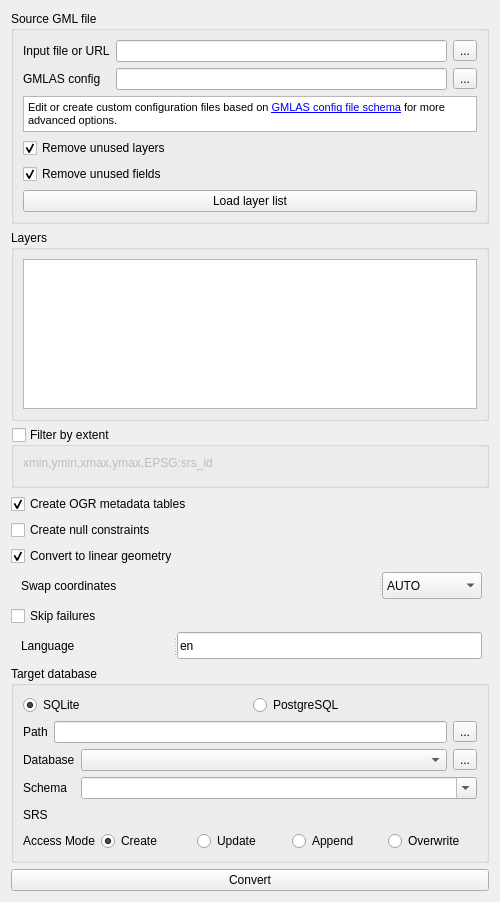
Qt form gml_application_schema_toolbox/ui/import_gmlas_panel.ui (BRGM/gml_application_schema_toolbox) before a commit.
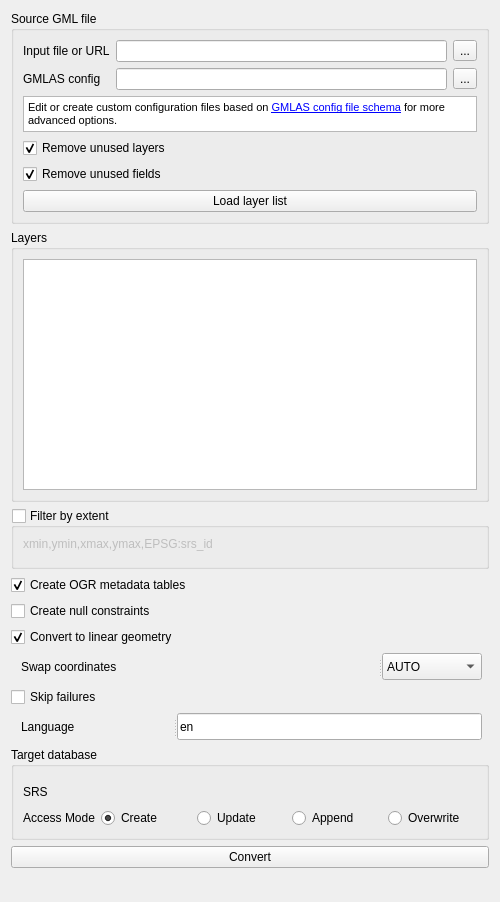
The same form after that commit. Custom widgets are drawn as their Qt base class.

Commit message: Use DatabaseWidget in ImportGmlasPanel

The edit to the form file:
```diff
--- a/gml_application_schema_toolbox/ui/import_gmlas_panel.ui
+++ b/gml_application_schema_toolbox/ui/import_gmlas_panel.ui
@@ -367,131 +367,7 @@
      </property>
      <layout class="QVBoxLayout" name="verticalLayout_8">
       <item>
-       <widget class="QWidget" name="formatWidget" native="true">
-        <layout class="QHBoxLayout" name="horizontalLayout_3">
-         <property name="leftMargin">
-          <number>0</number>
-         </property>
-         <property name="topMargin">
-          <number>0</number>
-         </property>
-         <property name="rightMargin">
-          <number>0</number>
-         </property>
-         <property name="bottomMargin">
-          <number>0</number>
-         </property>
-         <item>
-          <widget class="QRadioButton" name="sqliteRadioButton">
-           <property name="text">
-            <string>SQLite</string>
-           </property>
-           <property name="checked">
-            <bool>true</bool>
-           </property>
-          </widget>
-         </item>
-         <item>
-          <widget class="QRadioButton" name="pgsqlRadioButton">
-           <property name="text">
-            <string>PostgreSQL</string>
-           </property>
-          </widget>
-         </item>
-        </layout>
-       </widget>
-      </item>
-      <item>
-       <widget class="QWidget" name="sqliteFormWidget" native="true">
-        <layout class="QFormLayout" name="formLayout_7">
-         <property name="leftMargin">
-          <number>0</number>
-         </property>
-         <property name="topMargin">
-          <number>0</number>
-         </property>
-         <property name="rightMargin">
-          <number>0</number>
-         </property>
-         <property name="bottomMargin">
-          <number>0</number>
-         </property>
-         <item row="0" column="0">
-          <widget class="QLabel" name="label_14">
-           <property name="text">
-            <string>Path</string>
-           </property>
-          </widget>
-         </item>
-         <item row="0" column="1">
-          <layout class="QHBoxLayout" name="horizontalLayout_2">
-           <item>
-            <widget class="QLineEdit" name="sqlitePathLineEdit"/>
-           </item>
-           <item>
-            <widget class="QToolButton" name="sqlitePathButton">
-             <property name="text">
-              <string>...</string>
-             </property>
-            </widget>
-           </item>
-          </layout>
-         </item>
-        </layout>
-       </widget>
-      </item>
-      <item>
-       <widget class="QWidget" name="pgsqlFormWidget" native="true">
-        <layout class="QFormLayout" name="formLayout_8">
-         <property name="leftMargin">
-          <number>0</number>
-         </property>
-         <property name="topMargin">
-          <number>0</number>
-         </property>
-         <property name="rightMargin">
-          <number>0</number>
-         </property>
-         <property name="bottomMargin">
-          <number>0</number>
-         </property>
-         <item row="0" column="0">
-          <widget class="QLabel" name="label_8">
-           <property name="text">
-            <string>Database</string>
-           </property>
-          </widget>
-         </item>
-         <item row="1" column="0">
-          <widget class="QLabel" name="label_9">
-           <property name="text">
-            <string>Schema</string>
-           </property>
-          </widget>
-         </item>
-         <item row="1" column="1">
-          <widget class="QComboBox" name="pgsqlSchemaBox">
-           <property name="editable">
-            <bool>true</bool>
-           </property>
-          </widget>
-         </item>
-         <item row="0" column="1">
-          <layout class="QHBoxLayout" name="horizontalLayout_11">
-           <item>
-            <widget class="QComboBox" name="pgsqlConnectionsBox"/>
-           </item>
-           <item>
-            <widget class="QToolButton" name="pgsqlConnectionsRefreshButton">
-             <property name="text">
-              <string>...</string>
-             </property>
-            </widget>
-           </item>
-          </layout>
-         </item>
-        </layout>
-       </widget>
+       <widget class="DatabaseWidget" name="databaseWidget" native="true"/>
       </item>
       <item>
        <layout class="QFormLayout" name="formLayout_4">
@@ -622,6 +498,12 @@
    <header>qgis.gui</header>
    <container>1</container>
   </customwidget>
+  <customwidget>
+   <class>DatabaseWidget</class>
+   <extends>QWidget</extends>
+   <header>gml_application_schema_toolbox.gui.database_widget</header>
+   <container>1</container>
+  </customwidget>
  </customwidgets>
  <resources/>
  <connections/>
```
Left out of the diff: 11 changed lines with no effect on the pictures. The commit also changes 1 other file.
